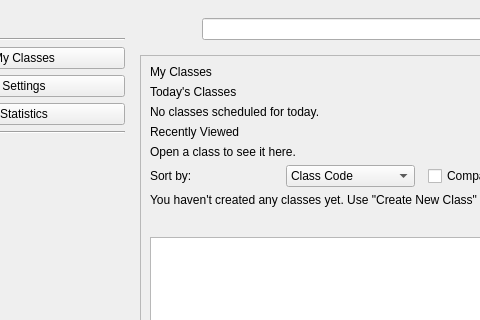
imndllnuri/students-attendance-app, file ui/main_window.ui: the form before one commit; both pictures show x 95 to 575 and y 0 to 320 of the 1078 by 1001 pixel window.
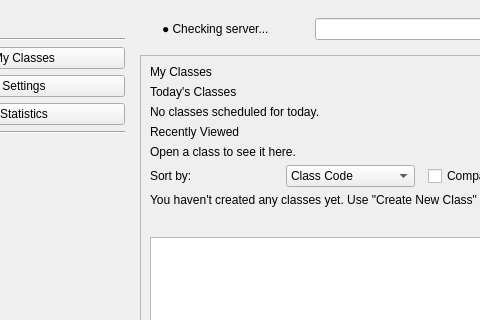
The form after the commit. Icons and pictures are not drawn.

Commit message:
#43: Server connectivity health indicator
Adds a small "● Connected"/"● Offline" indicator in the top bar,
backed by a new GET /health endpoint, rechecked every 30s. Required
adding a check_server_health() stub to every MainWindow-instantiating
test's FakeClassManager.

```diff
--- a/ui/main_window.ui
+++ b/ui/main_window.ui
@@ -47,6 +47,16 @@
           </property>
          </widget>
         </item>
+        <item>
+         <widget class="QLabel" name="server_health_lbl">
+          <property name="text">
+           <string>● Checking server...</string>
+          </property>
+          <property name="toolTip">
+           <string>Server connectivity status</string>
+          </property>
+         </widget>
+        </item>
         <item>
          <spacer name="horizontalSpacer">
           <property name="orientation">
```
The commit also changes 37 other files.
